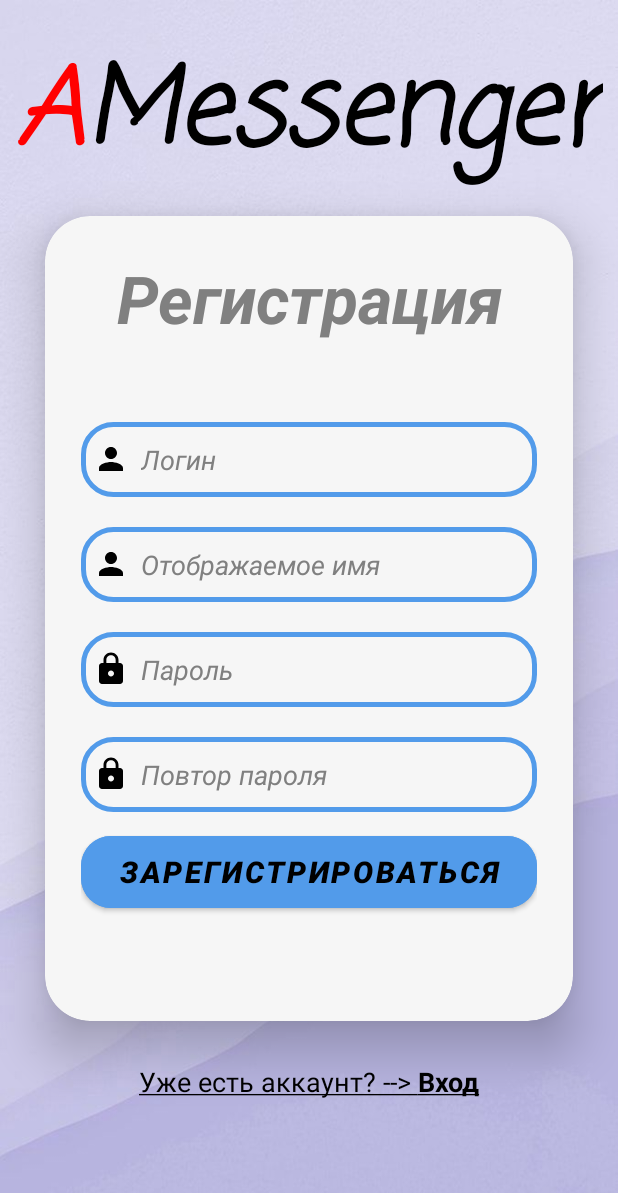
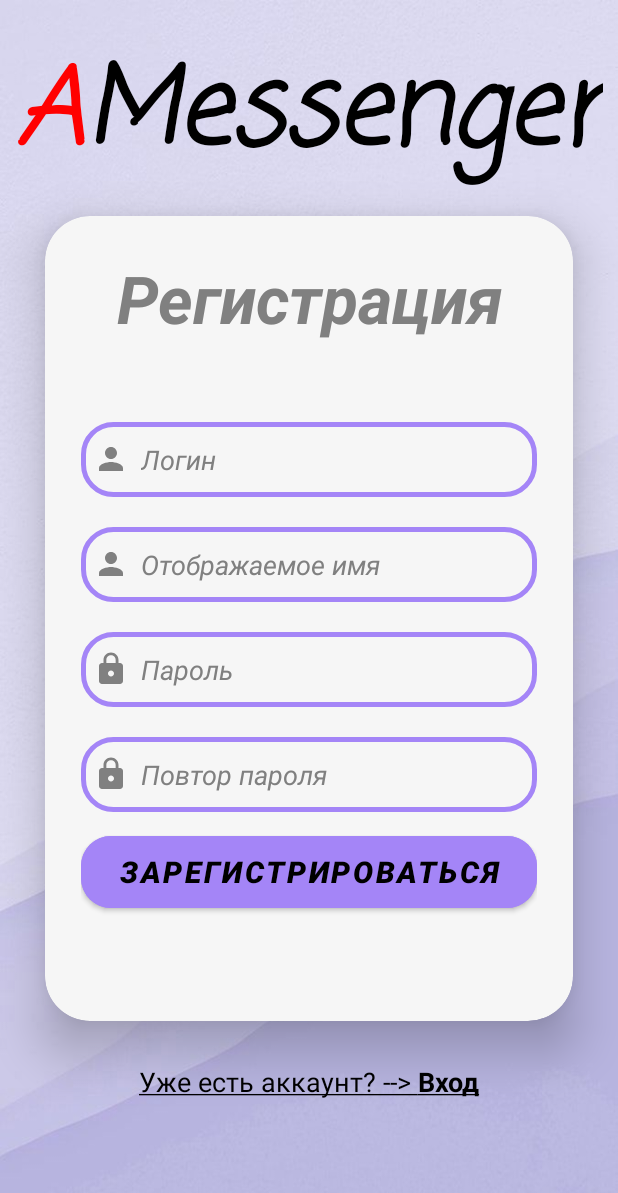
Before and after one commit to AlexeyZhulanov/Messenger, an Android app: the screen it shows after launch (MainActivity), after a tap on an icon or button, on a phone screen of 412 x 824 dp. Shown: the top 1193 px of the screen. Run offline under Robolectric (Android 15) with nearby library versions, the phone set to English and light mode, and no system bars; our stand-ins replace Dagger/Hilt's generated code, Room's generated code; libraries missing offline, so code that uses them is left out: io.socket.client, io.socket.emitter, io.socket.engineio; 19 statements that could not run were skipped; 1 other tap on this screen came first.

Commit message:
ui design fix x2

```diff
--- a/app/src/main/java/com/example/messenger/NewsViewModel.kt
+++ b/app/src/main/java/com/example/messenger/NewsViewModel.kt
@@ -242,7 +242,7 @@ class NewsViewModel @Inject constructor(
         return txt
     }
 
-    suspend fun sendNews(headerText: String, text: String?, images: List<String>?,
+    suspend fun sendNews(headerText: String?, text: String?, images: List<String>?,
                          voices: List<String>?, files: List<String>?): Boolean {
         return try {
             val bodyText = encryptText(text)
@@ -251,7 +251,7 @@ class NewsViewModel @Inject constructor(
         } catch (e: Exception) { false }
     }
 
-    suspend fun editNews(newsId: Int, headerText: String, text: String?, images: List<String>?,
+    suspend fun editNews(newsId: Int, headerText: String?, text: String?, images: List<String>?,
                          voices: List<String>?, files: List<String>?): Boolean {
         return try {
             val bodyText = encryptText(text)
--- a/app/src/main/java/com/example/messenger/model/News.kt
+++ b/app/src/main/java/com/example/messenger/model/News.kt
@@ -5,7 +5,7 @@ import com.squareup.moshi.Json
 data class News(
     val id: Int,
     @Json(name = "written_by") val writtenBy: Int,
-    @Json(name = "header_text") var headerText: String,
+    @Json(name = "header_text") var headerText: String? = null,
     var text: String? = null,
     var images: List<String>? = null,
     var voices: List<String>? = null,
--- a/app/src/main/java/com/example/messenger/model/NewsPagingSource.kt
+++ b/app/src/main/java/com/example/messenger/model/NewsPagingSource.kt
@@ -30,7 +30,7 @@ class NewsPagingSource(
             if(flag) {
                 news.forEach {
                     it.text = it.text?.let { text -> tinkAesGcmHelper?.decryptText(text) }
-                    it.headerText = tinkAesGcmHelper?.decryptText(it.headerText) ?: it.headerText
+                    it.headerText = it.headerText?.let { text -> tinkAesGcmHelper?.decryptText(text) }
                 }
             }
             if(pageIndex == 1 && flag) messengerService.replaceNews(news, fileManager)
--- a/app/src/main/java/com/example/messenger/model/RetrofitRepository.kt
+++ b/app/src/main/java/com/example/messenger/model/RetrofitRepository.kt
@@ -117,12 +117,12 @@ interface RetrofitRepository {
 
     suspend fun getPermission() : Int
 
-    suspend fun sendNews(headerText: String, text: String?, images: List<String>?, voices: List<String>?,
+    suspend fun sendNews(headerText: String?, text: String?, images: List<String>?, voices: List<String>?,
                          files: List<String>?) : Boolean
 
     suspend fun getNews(pageIndex: Int, pageSize: Int) : List<News>
 
-    suspend fun editNews(newsId: Int, headerText: String, text: String?, images: List<String>?,
+    suspend fun editNews(newsId: Int, headerText: String?, text: String?, images: List<String>?,
                          voices: List<String>?, files: List<String>?) : Boolean
 
     suspend fun deleteNews(newsId: Int) : Boolean
--- a/app/src/main/java/com/example/messenger/model/RetrofitService.kt
+++ b/app/src/main/java/com/example/messenger/model/RetrofitService.kt
@@ -741,7 +741,7 @@ class RetrofitService(
         return@withContext vacation
     }
 
-    override suspend fun sendNews(headerText: String, text: String?, images: List<String>?,
+    override suspend fun sendNews(headerText: String?, text: String?, images: List<String>?,
                          voices: List<String>?, files: List<String>?): Boolean = withContext(ioDispatcher) {
         return@withContext try {
             newsSource.sendNews(headerText, text, images, voices, files)
@@ -777,7 +777,7 @@ class RetrofitService(
         return@withContext news
     }
 
-    override suspend fun editNews(newsId: Int, headerText: String, text: String?, images: List<String>?,
+    override suspend fun editNews(newsId: Int, headerText: String?, text: String?, images: List<String>?,
                      voices: List<String>?, files: List<String>?): Boolean = withContext(ioDispatcher) {
         val message = try {
             newsSource.editNews(newsId, headerText, text, images, voices, files)
--- a/app/src/main/java/com/example/messenger/model/WebSocketNotificationsService.kt
+++ b/app/src/main/java/com/example/messenger/model/WebSocketNotificationsService.kt
@@ -91,8 +91,10 @@ class  WebSocketNotificationsService : LifecycleService() {
         (getSystemService(Context.NOTIFICATION_SERVICE) as NotificationManager).createNotificationChannel(channel)
 
         val notification = NotificationCompat.Builder(this, channelId)
-            .setContentTitle("WebSocket работает")
+            .setContentTitle("Для моментальных уведомлений")
+            .setContentText("Можете закрыть, уведомления всё равно будут приходить")
             .setSmallIcon(R.drawable.ic_eye)
+            .setPriority(NotificationCompat.PRIORITY_MIN)
             .build()
 
         startForeground(1, notification)
--- a/app/src/main/java/com/example/messenger/model/WebSocketService.kt
+++ b/app/src/main/java/com/example/messenger/model/WebSocketService.kt
@@ -69,7 +69,6 @@ class WebSocketService @Inject constructor(
     private val _notificationNewsFlow = MutableSharedFlow<NewsEvent>(extraBufferCapacity = 1)
     val notificationNewsFlow: SharedFlow<NewsEvent> get() = _notificationNewsFlow
 
-    // todo Нужно тщательно протестировать, возможно придется менять/полностью удалить
     private val _isViewModelActive = MutableStateFlow(false)
     val isViewModelActive: StateFlow<Boolean> get() = _isViewModelActive
 
@@ -118,6 +117,7 @@ class WebSocketService @Inject constructor(
 
     fun disconnect() {
         socket?.disconnect()
+        socket = null
     }
 
     fun reconnectIfNeeded() {
--- a/app/src/main/java/com/example/messenger/retrofit/entities/news/SendNewsRequestEntity.kt
+++ b/app/src/main/java/com/example/messenger/retrofit/entities/news/SendNewsRequestEntity.kt
@@ -6,7 +6,7 @@ import com.squareup.moshi.JsonClass
 
 @JsonClass(generateAdapter = true)
 data class SendNewsRequestEntity(
-    @Json(name = "header_text") var headerText: String = "Без названия",
+    @Json(name = "header_text") var headerText: String? = null,
     val text: String? = null,
     val images: List<String>? = null,
     val files: List<String>? = null,
--- a/app/src/main/java/com/example/messenger/retrofit/source/news/NewsSource.kt
+++ b/app/src/main/java/com/example/messenger/retrofit/source/news/NewsSource.kt
@@ -4,12 +4,12 @@ import com.example.messenger.model.News
 
 interface NewsSource {
 
-    suspend fun sendNews(headerText: String, text: String? = null, images: List<String>? = null,
+    suspend fun sendNews(headerText: String? = null, text: String? = null, images: List<String>? = null,
                          voices: List<String>? = null, files: List<String>? = null) : String
 
     suspend fun getNews(pageIndex: Int, pageSize: Int) : List<News>
 
-    suspend fun editNews(newsId: Int, headerText: String, text: String? = null, images: List<String>? = null,
+    suspend fun editNews(newsId: Int, headerText: String? = null, text: String? = null, images: List<String>? = null,
                          voices: List<String>? = null, files: List<String>? = null) : String
 
     suspend fun deleteNews(newsId: Int) : String
--- a/app/src/main/java/com/example/messenger/retrofit/source/news/RetrofitNewsSource.kt
+++ b/app/src/main/java/com/example/messenger/retrofit/source/news/RetrofitNewsSource.kt
@@ -12,7 +12,7 @@ class RetrofitNewsSource(
 
     private val newsApi = retrofit.create(NewsApi::class.java)
 
-    override suspend fun sendNews(headerText: String, text: String?, images: List<String>?,
+    override suspend fun sendNews(headerText: String?, text: String?, images: List<String>?,
                                   voices: List<String>?, files: List<String>?): String = wrapRetrofitExceptions {
         val sendNewsRequestEntity = SendNewsRequestEntity(headerText = headerText,
             text = text, images = images, voices = voices, files = files)
@@ -24,7 +24,7 @@ class RetrofitNewsSource(
         response.map { it.toNews() }
     }
 
-    override suspend fun editNews(newsId: Int, headerText: String, text: String?, images: List<String>?,
+    override suspend fun editNews(newsId: Int, headerText: String?, text: String?, images: List<String>?,
         voices: List<String>?, files: List<String>?): String = wrapRetrofitExceptions {
         val sendNewsRequestEntity = SendNewsRequestEntity(headerText = headerText, text = text,
             images = images, voices = voices, files = files)
--- a/app/src/main/java/com/example/messenger/room/entities/NewsDbEntity.kt
+++ b/app/src/main/java/com/example/messenger/room/entities/NewsDbEntity.kt
@@ -9,7 +9,7 @@ import com.example.messenger.model.News
 data class NewsDbEntity(
     @PrimaryKey(autoGenerate = true) val id: Int,
     @ColumnInfo(name = "written_by") val writtenBy: Int,
-    @ColumnInfo(name = "header_text") var headerText: String,
+    @ColumnInfo(name = "header_text") var headerText: String? = null,
     var text: String? = null,
     var images: List<String>? = null,
     var voices: List<String>? = null,
--- /dev/null
+++ b/app/src/main/res/drawable/custom_edittext_login.xml
@@ -0,0 +1,9 @@
+<?xml version="1.0" encoding="utf-8"?>
+<shape xmlns:android="http://schemas.android.com/apk/res/android"
+    android:shape="rectangle">
+    <stroke
+        android:width="3dp"
+        android:color="@color/login_color"/>
+    <corners
+        android:radius="20dp"/>
+</shape>
--- a/app/src/main/res/layout/fragment_news.xml
+++ b/app/src/main/res/layout/fragment_news.xml
@@ -23,7 +23,7 @@
         app:layout_constraintEnd_toEndOf="parent"
         app:layout_constraintTop_toBottomOf="@id/toolbar_container"
         app:layout_constraintBottom_toTopOf="@id/bottomGuideLine"
-        android:layout_marginTop="15dp" />
+        android:layout_marginTop="8dp" />
 
 
     <ProgressBar
--- a/app/src/main/res/layout/fragment_register.xml
+++ b/app/src/main/res/layout/fragment_register.xml
@@ -75,8 +75,9 @@
                 android:layout_width="match_parent"
                 android:layout_height="50dp"
                 android:id="@+id/name2"
-                android:background="@drawable/custom_edittext"
+                android:background="@drawable/custom_edittext_login"
                 android:drawableStart="@drawable/ic_person"
+                android:drawableTint="?attr/colorAccent"
                 android:drawablePadding="8dp"
                 android:hint="Логин"
                 android:textStyle="italic"
@@ -93,8 +94,9 @@
                 android:layout_width="match_parent"
                 android:layout_height="50dp"
                 android:id="@+id/username2"
-                android:background="@drawable/custom_edittext"
+                android:background="@drawable/custom_edittext_login"
                 android:drawableStart="@drawable/ic_person"
+                android:drawableTint="?attr/colorAccent"
                 android:drawablePadding="8dp"
                 android:hint="Отображаемое имя"
                 android:textStyle="italic"
@@ -111,8 +113,9 @@
                 android:layout_width="match_parent"
                 android:layout_height="50dp"
                 android:id="@+id/password2"
-                android:background="@drawable/custom_edittext"
+                android:background="@drawable/custom_edittext_login"
                 android:drawableStart="@drawable/ic_lock"
+                android:drawableTint="?attr/colorAccent"
                 android:drawablePadding="8dp"
                 android:hint="Пароль"
                 android:textStyle="italic"
@@ -130,8 +133,9 @@
                 android:layout_width="match_parent"
                 android:layout_height="50dp"
                 android:id="@+id/password_repeat"
-                android:background="@drawable/custom_edittext"
+                android:background="@drawable/custom_edittext_login"
                 android:drawableStart="@drawable/ic_lock"
+                android:drawableTint="?attr/colorAccent"
                 android:drawablePadding="8dp"
                 android:hint="Повтор пароля"
                 android:textStyle="italic"
@@ -153,7 +157,7 @@
                 android:text="Зарегистрироваться"
                 android:textColor="?attr/colorPrimaryDark"
                 android:layout_marginTop="10dp"
-                android:backgroundTint="?attr/colorPrimary"
+                android:backgroundTint="@color/login_color"
                 app:layout_constraintStart_toStartOf="parent"
                 app:layout_constraintEnd_toEndOf="parent"
                 app:layout_constraintTop_toBottomOf="@id/password_repeat"
--- a/app/src/main/res/values/colors.xml
+++ b/app/src/main/res/values/colors.xml
@@ -7,6 +7,7 @@
     <color name="colorPrimaryDark">#000000</color>
     <color name="colorAccent">#808080</color>
     <!-- <color name="colorMessageSenderBack">#E1FFC7</color> -->
+    <color name="login_color">#A485F7</color>
     <color name="navigation_bar_color">#F5F5F5</color>
     <color name="colorMessageSenderBack">#E7F0F9</color>
     <color name="colorMessageReceiverBack">#A6CAF0</color>"
```
Also changed, not shown: app/src/main/java/com/example/messenger/NewsAdapter.kt (+16 -3 lines), app/src/main/res/layout/fragment_login.xml (+6 -3 lines), app/src/main/res/layout/item_news.xml (+7 -46 lines), 1 other file.
